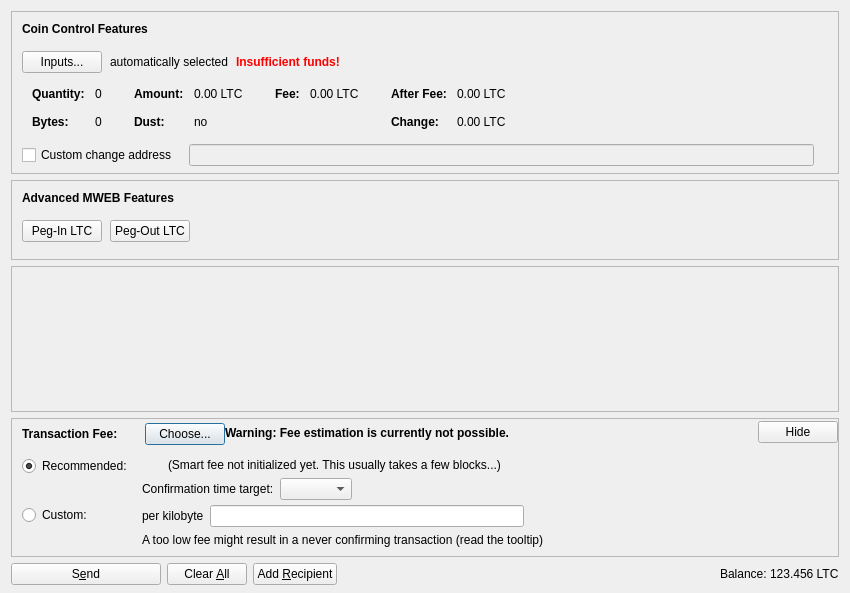
Before: the Qt Designer form src/qt/forms/sendcoinsdialog.ui in minblock/picscoin, drawn with Qt 5.
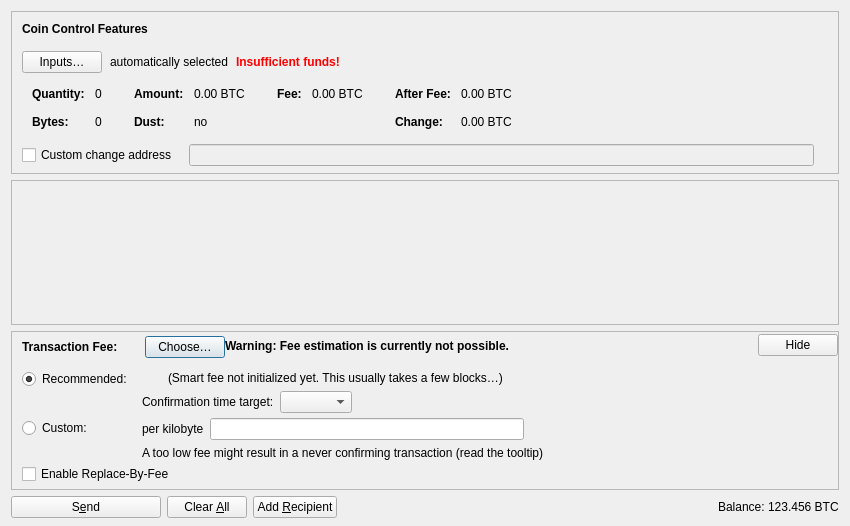
After: the same form once the commit is applied. Icons and pictures are not drawn. Custom widgets are drawn as their Qt base class.

```diff
--- a/src/qt/forms/sendcoinsdialog.ui
+++ b/src/qt/forms/sendcoinsdialog.ui
@@ -7,13 +7,13 @@
     <x>0</x>
     <y>0</y>
     <width>850</width>
-    <height>593</height>
+    <height>526</height>
    </rect>
   </property>
   <property name="windowTitle">
    <string>Send Coins</string>
   </property>
-  <layout class="QVBoxLayout" name="verticalLayout" stretch="0,0,1,0,0">
+  <layout class="QVBoxLayout" name="verticalLayout" stretch="0,1,0,0">
    <property name="bottomMargin">
     <number>8</number>
    </property>
@@ -107,7 +107,7 @@
              <string notr="true"/>
             </property>
             <property name="text">
-             <string>Inputs...</string>
+             <string>Inputs…</string>
             </property>
             <property name="autoDefault">
              <bool>false</bool>
@@ -324,7 +324,7 @@
                   <enum>Qt::ActionsContextMenu</enum>
                  </property>
                  <property name="text">
-                  <string notr="true">0.00 LTC</string>
+                  <string notr="true">0.00 BTC</string>
                  </property>
                  <property name="textInteractionFlags">
                   <set>Qt::LinksAccessibleByMouse|Qt::TextSelectableByKeyboard|Qt::TextSelectableByMouse</set>
@@ -404,7 +404,7 @@
                   <enum>Qt::ActionsContextMenu</enum>
                  </property>
                  <property name="text">
-                  <string notr="true">0.00 LTC</string>
+                  <string notr="true">0.00 BTC</string>
                  </property>
                  <property name="textInteractionFlags">
                   <set>Qt::LinksAccessibleByMouse|Qt::TextSelectableByKeyboard|Qt::TextSelectableByMouse</set>
@@ -455,7 +455,7 @@
                   <enum>Qt::ActionsContextMenu</enum>
                  </property>
                  <property name="text">
-                  <string notr="true">0.00 LTC</string>
+                  <string notr="true">0.00 BTC</string>
                  </property>
                  <property name="textInteractionFlags">
                   <set>Qt::LinksAccessibleByMouse|Qt::TextSelectableByKeyboard|Qt::TextSelectableByMouse</set>
@@ -484,7 +484,7 @@
                   <enum>Qt::ActionsContextMenu</enum>
                  </property>
                  <property name="text">
-                  <string notr="true">0.00 LTC</string>
+                  <string notr="true">0.00 BTC</string>
                  </property>
                  <property name="textInteractionFlags">
                   <set>Qt::LinksAccessibleByMouse|Qt::TextSelectableByKeyboard|Qt::TextSelectableByMouse</set>
@@ -577,155 +577,6 @@
      </layout>
     </widget>
    </item>
-   <item>
-    <widget class="QFrame" name="frameMWEBFeatures">
-     <property name="sizePolicy">
-      <sizepolicy hsizetype="Expanding" vsizetype="Expanding">
-       <horstretch>0</horstretch>
-       <verstretch>0</verstretch>
-      </sizepolicy>
-     </property>
-     <property name="maximumSize">
-      <size>
-       <width>16777215</width>
-       <height>16777215</height>
-      </size>
-     </property>
-     <property name="frameShape">
-      <enum>QFrame::StyledPanel</enum>
-     </property>
-     <property name="frameShadow">
-      <enum>QFrame::Sunken</enum>
-     </property>
-     <layout class="QVBoxLayout" name="verticalLayoutMWEBFeatures2">
-      <property name="spacing">
-       <number>0</number>
-      </property>
-      <property name="leftMargin">
-       <number>0</number>
-      </property>
-      <property name="topMargin">
-       <number>0</number>
-      </property>
-      <property name="rightMargin">
-       <number>0</number>
-      </property>
-      <property name="bottomMargin">
-       <number>6</number>
-      </property>
-      <item>
-       <layout class="QVBoxLayout" name="verticalLayoutMWEBFeatures" stretch="0,0,1">
-        <property name="spacing">
-         <number>0</number>
-        </property>
-        <property name="leftMargin">
-         <number>10</number>
-        </property>
-        <property name="topMargin">
-         <number>10</number>
-        </property>
-        <item>
-         <layout class="QHBoxLayout" name="horizontalLayoutMWEBFeatures1">
-          <property name="bottomMargin">
-           <number>15</number>
-          </property>
-          <item>
-           <widget class="QLabel" name="labelMWEBFeatures">
-            <property name="sizePolicy">
-             <sizepolicy hsizetype="Preferred" vsizetype="Maximum">
-              <horstretch>0</horstretch>
-              <verstretch>0</verstretch>
-             </sizepolicy>
-            </property>
-            <property name="font">
-             <font>
-              <weight>75</weight>
-              <bold>true</bold>
-             </font>
-            </property>
-            <property name="styleSheet">
-             <string notr="true">font-weight:bold;</string>
-            </property>
-            <property name="text">
-             <string>Advanced MWEB Features</string>
-            </property>
-           </widget>
-          </item>
-         </layout>
-        </item>
-        <item>
-         <layout class="QHBoxLayout" name="horizontalLayoutMWEBFeatures2" stretch="0,0,0">
-          <property name="spacing">
-           <number>8</number>
-          </property>
-          <property name="bottomMargin">
-           <number>10</number>
-          </property>
-          <item>
-           <widget class="QPushButton" name="pushButtonMWEBPegIn">
-            <property name="styleSheet">
-             <string notr="true"/>
-            </property>
-            <property name="text">
-             <string>Peg-In LTC</string>
-            </property>
-            <property name="checkable">
-             <bool>true</bool>
-            </property>
-            <property name="autoDefault">
-             <bool>false</bool>
-            </property>
-           </widget>
-          </item>
-          <item>
-           <widget class="QPushButton" name="pushButtonMWEBPegOut">
-            <property name="styleSheet">
-             <string notr="true"/>
-            </property>
-            <property name="text">
-             <string>Peg-Out LTC</string>
-            </property>
-            <property name="checkable">
-             <bool>true</bool>
-            </property>
-            <property name="autoDefault">
-             <bool>false</bool>
-            </property>
-           </widget>
-          </item>
-          <item>
-           <spacer name="horizontalSpacerMWEBFeatures">
-            <property name="orientation">
-             <enum>Qt::Horizontal</enum>
-            </property>
-            <property name="sizeHint" stdset="0">
-             <size>
-              <width>40</width>
-              <height>1</height>
-             </size>
-            </property>
-           </spacer>
-          </item>
-         </layout>
-        </item>
-        <item>
-         <spacer name="verticalSpacerMWEBFeatures">
-          <property name="orientation">
-           <enum>Qt::Vertical</enum>
-          </property>
-          <property name="sizeHint" stdset="0">
-           <size>
-            <width>800</width>
-            <height>1</height>
-           </size>
-          </property>
-         </spacer>
-        </item>
-       </layout>
-      </item>
-     </layout>
-    </widget>
-   </item>
    <item>
     <widget class="QScrollArea" name="scrollArea">
      <property name="widgetResizable">
@@ -737,7 +588,7 @@
         <x>0</x>
         <y>0</y>
         <width>830</width>
-        <height>68</height>
+        <height>104</height>
        </rect>
       </property>
       <layout class="QVBoxLayout" name="verticalLayout_2" stretch="0,1">
@@ -887,7 +738,7 @@
               <item>
                <widget class="QPushButton" name="buttonChooseFee">
                 <property name="text">
-                 <string>Choose...</string>
+                 <string>Choose…</string>
                 </property>
                </widget>
               </item>
@@ -1140,7 +991,7 @@
                  <item>
                   <widget class="QLabel" name="labelSmartFee2">
                    <property name="text">
-                    <string>(Smart fee not initialized yet. This usually takes a few blocks...)</string>
+                    <string>(Smart fee not initialized yet. This usually takes a few blocks…)</string>
                    </property>
                   </widget>
                  </item>
@@ -1221,6 +1072,16 @@
              </item>
             </layout>
            </item>
+           <item>
+            <widget class="QCheckBox" name="optInRBF">
+             <property name="text">
+              <string>Enable Replace-By-Fee</string>
+             </property>
+             <property name="toolTip">
+              <string>With Replace-By-Fee (BIP-125) you can increase a transaction's fee after it is sent. Without this, a higher fee may be recommended to compensate for increased transaction delay risk.</string>
+             </property>
+            </widget>
+           </item>
           </layout>
          </widget>
         </item>
@@ -1353,7 +1214,7 @@
           <cursorShape>IBeamCursor</cursorShape>
          </property>
          <property name="text">
-          <string notr="true">123.456 LTC</string>
+          <string notr="true">123.456 BTC</string>
          </property>
          <property name="textInteractionFlags">
           <set>Qt::LinksAccessibleByMouse|Qt::TextSelectableByKeyboard|Qt::TextSelectableByMouse</set>
```
Left out of the diff: 4 changed lines with no effect on the pictures.
